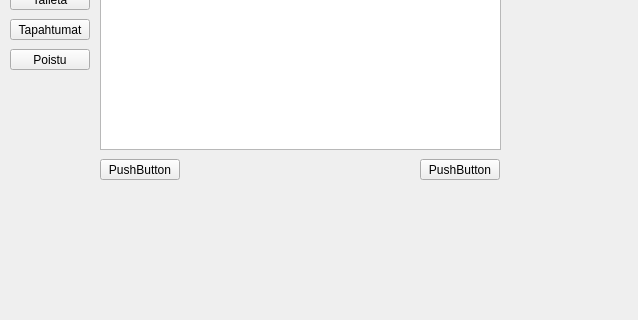
The window that bankautomat/bankui.ui (bank-2022/group17) describes before a commit, drawn with Qt 5; both pictures show x 0 to 638 and y 141 to 461 of the 638 by 461 pixel window.
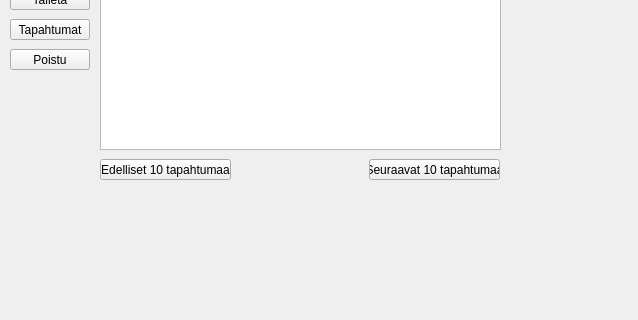
The same window after the commit.

Patch:
```diff
--- a/bankautomat/bankui.ui
+++ b/bankautomat/bankui.ui
@@ -117,14 +117,14 @@
   <widget class="QPushButton" name="pushButton">
    <property name="geometry">
     <rect>
-     <x>420</x>
+     <x>369</x>
      <y>300</y>
-     <width>80</width>
+     <width>131</width>
      <height>21</height>
     </rect>
    </property>
    <property name="text">
-    <string>PushButton</string>
+    <string>Seuraavat 10 tapahtumaa</string>
    </property>
   </widget>
   <widget class="QPushButton" name="pushButton_2">
@@ -132,12 +132,12 @@
     <rect>
      <x>100</x>
      <y>300</y>
-     <width>80</width>
+     <width>131</width>
      <height>21</height>
     </rect>
    </property>
    <property name="text">
-    <string>PushButton</string>
+    <string>Edelliset 10 tapahtumaa</string>
    </property>
   </widget>
  </widget>
```
Left out of the diff: 4 changed lines with no effect on the pictures.
